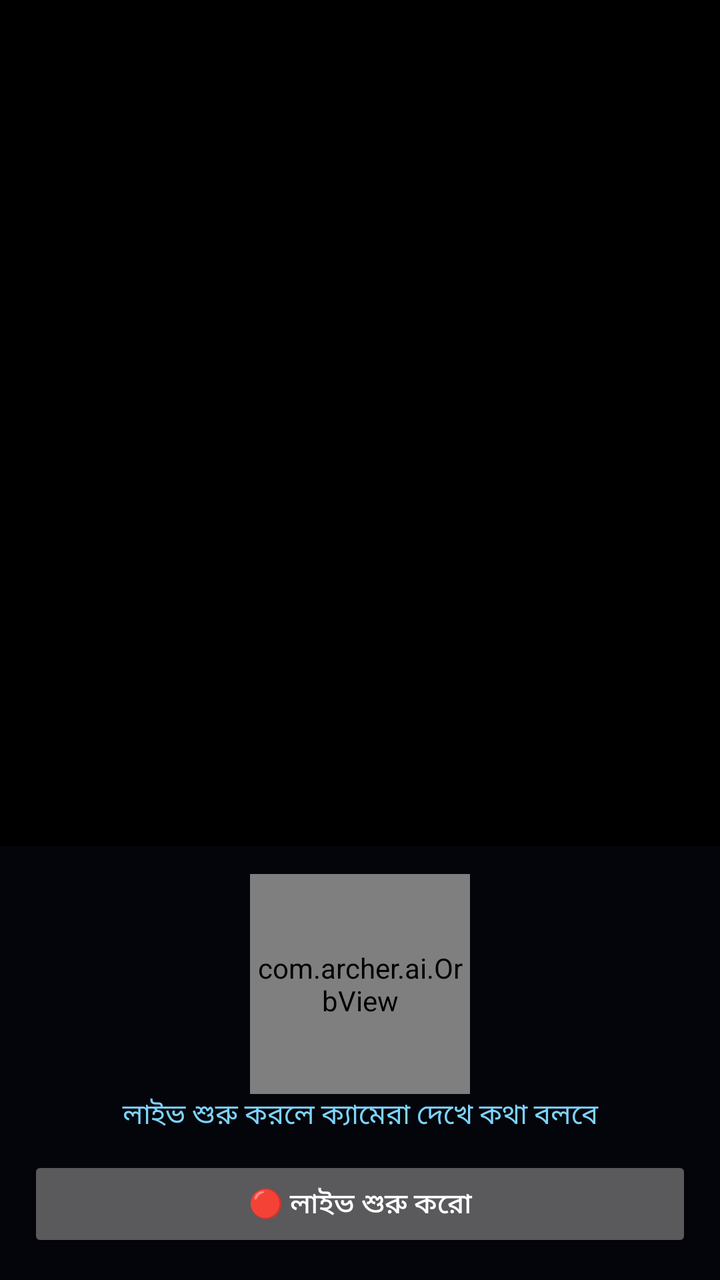
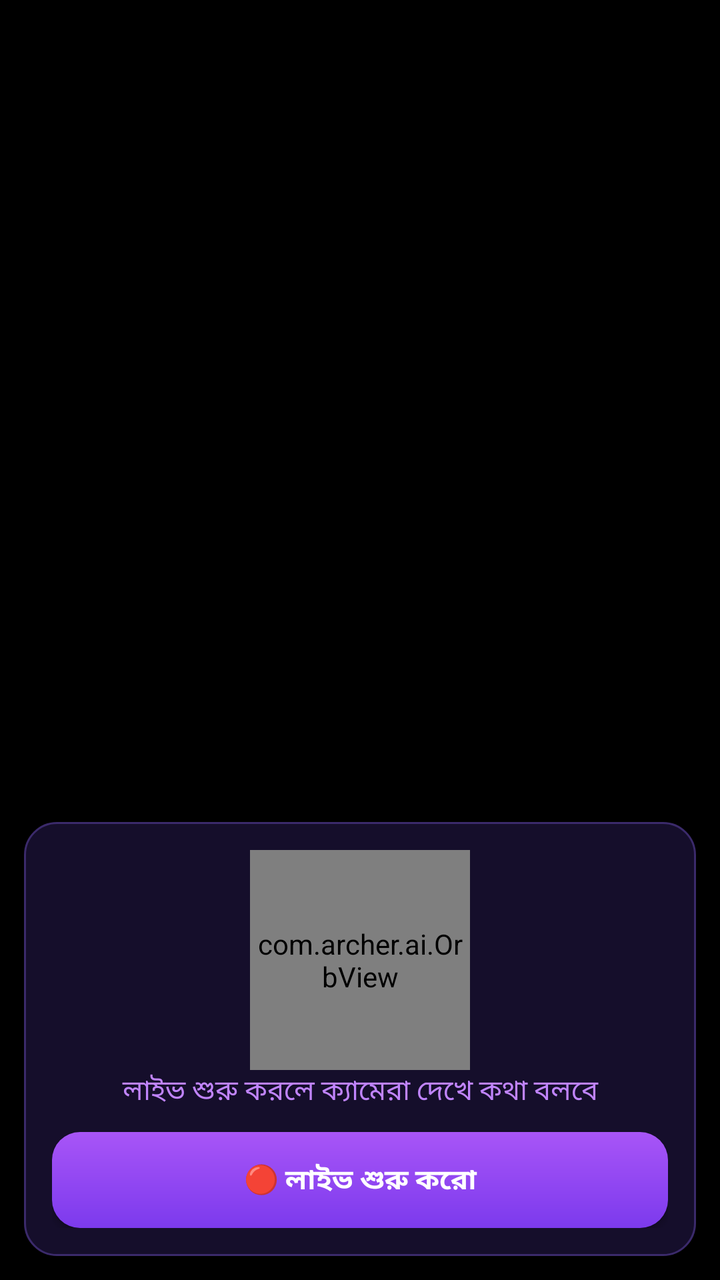

Two renders of the same Android screen: before a commit and after it. Below are the layout's source before the change and the commit's diff.
<!-- AndroidManifest.xml: application theme AppTheme -->
<!-- res/layout/activity_live.xml -->
<?xml version="1.0" encoding="utf-8"?>
<FrameLayout xmlns:android="http://schemas.android.com/apk/res/android"
    android:layout_width="match_parent"
    android:layout_height="match_parent"
    android:background="#000000">

    <TextureView
        android:id="@+id/preview"
        android:layout_width="match_parent"
        android:layout_height="match_parent" />

    <LinearLayout
        android:layout_width="match_parent"
        android:layout_height="wrap_content"
        android:layout_gravity="bottom"
        android:background="#CC05070D"
        android:orientation="vertical"
        android:padding="14dp">

        <com.archer.ai.OrbView
            android:id="@+id/liveOrb"
            android:layout_width="110dp"
            android:layout_height="110dp"
            android:layout_gravity="center_horizontal" />

        <TextView
            android:id="@+id/liveStatus"
            android:layout_width="match_parent"
            android:layout_height="wrap_content"
            android:gravity="center"
            android:text="লাইভ শুরু করলে ক্যামেরা দেখে কথা বলবে"
            android:textColor="#7DD3FC"
            android:textSize="14sp" />

        <Button
            android:id="@+id/liveToggle"
            android:layout_width="match_parent"
            android:layout_height="wrap_content"
            android:layout_marginTop="10dp"
            android:text="🔴 লাইভ শুরু করো" />
    </LinearLayout>
</FrameLayout>
<!-- resources referenced by this layout -->
<resources>
  <style name="AppTheme" parent="android:Theme.Material.NoActionBar">
          <item name="android:windowBackground">#05030D</item>
          <item name="android:colorAccent">#A855F7</item>
          <item name="android:statusBarColor">#05030D</item>
          <item name="android:navigationBarColor">#05030D</item>
          <item name="android:windowLightStatusBar">false</item>
      </style>
</resources>

<!-- the commit's change to res/layout/activity_live.xml (unified diff, before → after) -->
@@ -13,7 +13,8 @@
         android:layout_width="match_parent"
         android:layout_height="wrap_content"
         android:layout_gravity="bottom"
-        android:background="#CC05070D"
+        android:layout_margin="12dp"
+        android:background="@drawable/bg_card"
         android:orientation="vertical"
         android:padding="14dp">
 
@@ -29,7 +30,7 @@
             android:layout_height="wrap_content"
             android:gravity="center"
             android:text="লাইভ শুরু করলে ক্যামেরা দেখে কথা বলবে"
-            android:textColor="#7DD3FC"
+            android:textColor="#C084FC"
             android:textSize="14sp" />
 
         <Button
@@ -37,6 +38,9 @@
             android:layout_width="match_parent"
             android:layout_height="wrap_content"
             android:layout_marginTop="10dp"
-            android:text="🔴 লাইভ শুরু করো" />
+            android:background="@drawable/btn_primary"
+            android:text="🔴 লাইভ শুরু করো"
+            android:textColor="#FFFFFF"
+            android:textStyle="bold" />
     </LinearLayout>
 </FrameLayout>
<!-- resource entries referenced after the edit -->
@@ -1,5 +1,21 @@
 <!-- resources referenced by this layout -->
 <resources>
+  <!-- drawable bg_card (drawable) -->
+  <?xml version="1.0" encoding="utf-8"?>
+  <shape xmlns:android="http://schemas.android.com/apk/res/android" android:shape="rectangle">
+      <corners android:radius="16dp" />
+      <solid android:color="#150E2B" />
+      <stroke android:width="1dp" android:color="#3B2A6B" />
+  </shape>
+  <!-- drawable btn_primary (drawable) -->
+  <?xml version="1.0" encoding="utf-8"?>
+  <shape xmlns:android="http://schemas.android.com/apk/res/android" android:shape="rectangle">
+      <corners android:radius="14dp" />
+      <gradient
+          android:angle="270"
+          android:startColor="#A855F7"
+          android:endColor="#7C3AED" />
+  </shape>
   <style name="AppTheme" parent="android:Theme.Material.NoActionBar">
           <item name="android:windowBackground">#05030D</item>
           <item name="android:colorAccent">#A855F7</item>
